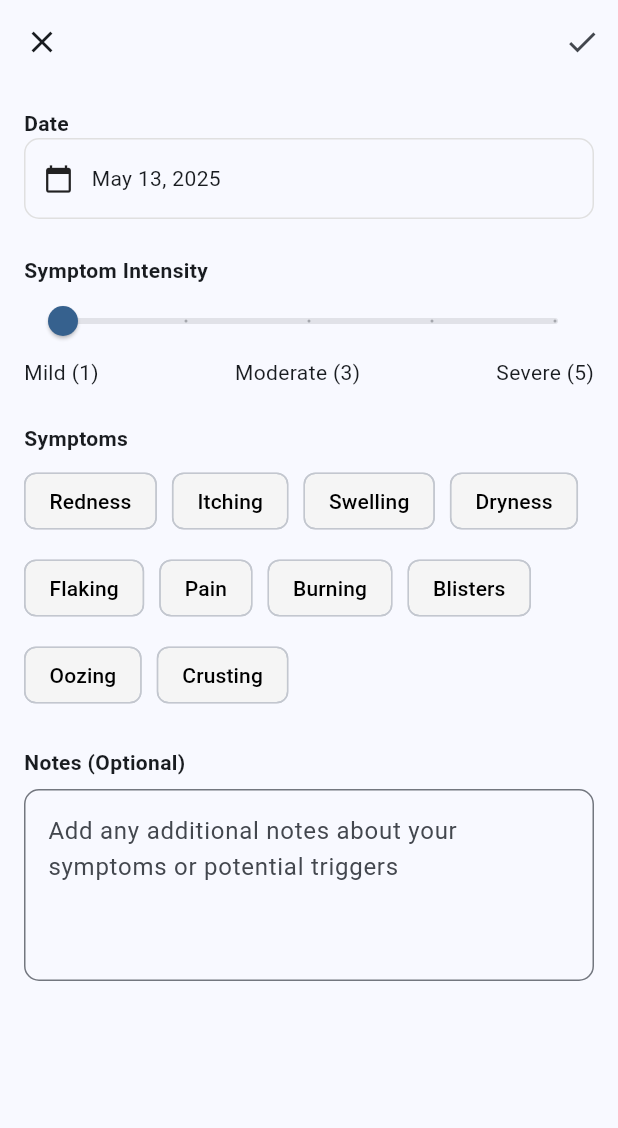
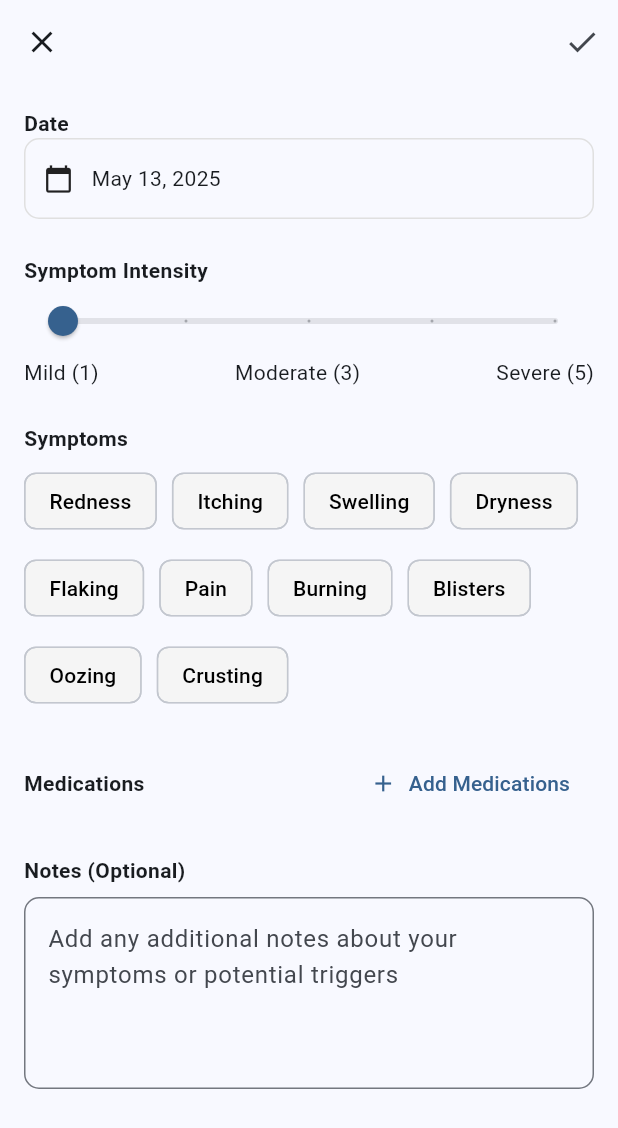
Before and after one commit to izhaan-s/Zeema, a Flutter app: the SymptomTrackingScreen screen opened by its route, after a tap on "Log Symptoms", on a phone screen of 412 x 824 dp. Shown: the top 1128 px of the screen. Run offline on Flutter 3.47's test engine with Material 3 defaults, Android fonts, the phone set to English and light mode, and no system bars; our stand-ins replace drift, image_picker, supabase_flutter, table_calendar; accounts and stored records are empty; generated files the repository leaves out were written again; network calls fail.

Commit message:
Implemented widget into main screen + updated schema

```diff
--- a/eczema_health/lib/features/symptom_tracking/screens/symptom_input_screen.dart
+++ b/eczema_health/lib/features/symptom_tracking/screens/symptom_input_screen.dart
@@ -3,6 +3,9 @@ import 'package:flutter/material.dart';
 import 'package:intl/intl.dart';
 import '../../../data/models/symptom_entry_model.dart';
 import '../../../data/repositories/local_storage/symptom_repository.dart';
+import '../widgets/medication_selection_dialog.dart';
+import 'dart:convert';
+import 'package:flutter/services.dart';
 
 class SymptomInputScreen extends StatefulWidget {
   const SymptomInputScreen({super.key});
@@ -27,7 +30,51 @@ class _SymptomInputScreenState extends State<SymptomInputScreen> {
     'Crusting'
   ];
   final Set<String> selectedSymptoms = {};
+  final Set<String> selectedMedications = {};
   final TextEditingController notesController = TextEditingController();
+  Map<String, String> medicationNames = {};
+
+  @override
+  void initState() {
+    super.initState();
+    _loadPreloadedMedications();
+  }
+
+  Future<void> _loadPreloadedMedications() async {
+    try {
+      final String jsonString =
+          await rootBundle.loadString('assets/preloaded_medications.json');
+      print('Raw JSON string: $jsonString');
+
+      final dynamic decodedJson = json.decode(jsonString);
+      print('Decoded JSON type: ${decodedJson.runtimeType}');
+
+      if (decodedJson is List) {
+        final List<dynamic> medications = decodedJson;
+        print('Number of medications: ${medications.length}');
+
+        final Map<String, String> names = {};
+        for (var med in medications) {
+          print('Medication type: ${med.runtimeType}');
+          if (med is Map) {
+            print('Medication data: $med');
+            if (med.containsKey('id') && med.containsKey('name')) {
+              names[med['id'].toString()] = med['name'].toString();
+            }
+          }
+        }
+
+        setState(() {
+          medicationNames = names;
+        });
+      } else {
+        print('Error: Expected List but got ${decodedJson.runtimeType}');
+      }
+    } catch (e, stackTrace) {
+      print('Error loading preloaded medications: $e');
+      print('Stack trace: $stackTrace');
+    }
+  }
 
   Future<void> _selectDate(BuildContext context) async {
     final picked = await showDatePicker(
@@ -39,6 +86,21 @@ class _SymptomInputScreenState extends State<SymptomInputScreen> {
     if (picked != null) {
       setState(() => selectedDate = picked);
     }
+  }
+
+  void _showMedicationDialog() {
+    showDialog(
+      context: context,
+      builder: (context) => MedicationSelectionDialog(
+        selectedMedications: selectedMedications,
+        onMedicationsSelected: (medications) {
+          setState(() {
+            selectedMedications.clear();
+            selectedMedications.addAll(medications);
+          });
+        },
+      ),
+    );
   }
 
   @override
@@ -62,6 +124,9 @@ class _SymptomInputScreenState extends State<SymptomInputScreen> {
                   severity: intensity.toInt().toString(),
                   affectedAreas: selectedSymptoms.toList(),
                   symptoms: selectedSymptoms.toList(),
+                  medications: selectedMedications.isNotEmpty
+                      ? selectedMedications.toList()
+                      : null,
                   notes: notesController.text.isNotEmpty
                       ? [notesController.text]
                       : null,
@@ -155,6 +220,37 @@ class _SymptomInputScreenState extends State<SymptomInputScreen> {
                 }).toList(),
               ),
               const SizedBox(height: 24),
+              Row(
+                mainAxisAlignment: MainAxisAlignment.spaceBetween,
+                children: [
+                  const Text("Medications",
+                      style: TextStyle(fontWeight: FontWeight.bold)),
+                  TextButton.icon(
+                    onPressed: _showMedicationDialog,
+                    icon: const Icon(Icons.add),
+                    label: const Text("Add Medications"),
+                  ),
+                ],
+              ),
+              if (selectedMedications.isNotEmpty) ...[
+                const SizedBox(height: 8),
+                Wrap(
+                  spacing: 10,
+                  runSpacing: 10,
+                  children: selectedMedications.map((medicationId) {
+                    return Chip(
+                      label:
+                          Text(medicationNames[medicationId] ?? medicationId),
+                      onDeleted: () {
+                        setState(() {
+                          selectedMedications.remove(medicationId);
+                        });
+                      },
+                    );
+                  }).toList(),
+                ),
+              ],
+              const SizedBox(height: 24),
               const Text("Notes (Optional)",
                   style: TextStyle(fontWeight: FontWeight.bold)),
               const SizedBox(height: 8),
--- a/eczema_health/pubspec.yaml
+++ b/eczema_health/pubspec.yaml
@@ -73,9 +73,8 @@ flutter:
   uses-material-design: true
 
   # To add assets to your application, add an assets section, like this:
-  # assets:
-  #   - images/a_dot_burr.jpeg
-  #   - images/a_dot_ham.jpeg
+  assets:
+    - assets/preloaded_medications.json
 
   # An image asset can refer to one or more resolution-specific "variants", see
   # https://flutter.dev/to/resolution-aware-images
```
Also changed, not shown: eczema_health/assets/preloaded_medications.json (added, +70 -0 lines), eczema_health/lib/data/local/app_database.dart (+5 -16 lines), eczema_health/lib/data/models/symptom_entry_model.dart (+27 -18 lines), eczema_health/lib/data/repositories/local_storage/symptom_repository.dart (+73 -27 lines), eczema_health/lib/data/local/app_database.g.dart.
